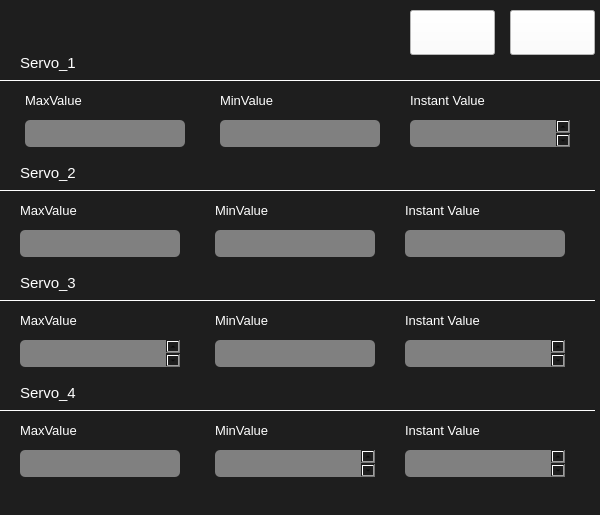
Above: UI/settings.ui from Dogukan777/FlightController-App before the change. Below: the same form after it.
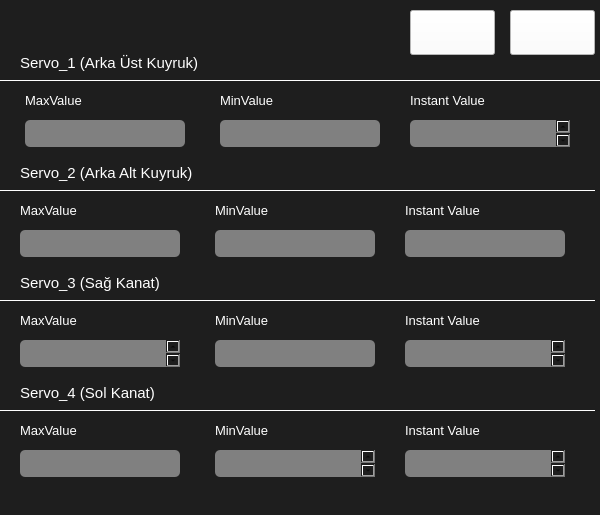
That is the form after the change.

Commit message: Servo settings was updated

What changed in the file:
```diff
--- a/UI/settings.ui
+++ b/UI/settings.ui
@@ -37,7 +37,7 @@
     <rect>
      <x>20</x>
      <y>45</y>
-     <width>100</width>
+     <width>250</width>
      <height>35</height>
     </rect>
    </property>
@@ -50,7 +50,7 @@
     <string notr="true">color:white</string>
    </property>
    <property name="text">
-    <string>Servo_1</string>
+    <string>Servo_1 (Arka Üst Kuyruk)</string>
    </property>
   </widget>
   <widget class="QTextEdit" name="servo1_max">
@@ -249,7 +249,7 @@
     <rect>
      <x>20</x>
      <y>155</y>
-     <width>100</width>
+     <width>250</width>
      <height>35</height>
     </rect>
    </property>
@@ -262,7 +262,7 @@
     <string notr="true">color:white</string>
    </property>
    <property name="text">
-    <string>Servo_2</string>
+    <string>Servo_2 (Arka Alt Kuyruk)</string>
    </property>
   </widget>
   <widget class="QLabel" name="label_9">
@@ -439,7 +439,7 @@
     <rect>
      <x>20</x>
      <y>265</y>
-     <width>100</width>
+     <width>250</width>
      <height>35</height>
     </rect>
    </property>
@@ -452,7 +452,7 @@
     <string notr="true">color:white</string>
    </property>
    <property name="text">
-    <string>Servo_3</string>
+    <string>Servo_3 (Sağ Kanat)</string>
    </property>
   </widget>
   <widget class="QLabel" name="label_12">
@@ -631,7 +631,7 @@
     <rect>
      <x>20</x>
      <y>375</y>
-     <width>100</width>
+     <width>250</width>
      <height>35</height>
     </rect>
    </property>
@@ -644,7 +644,7 @@
     <string notr="true">color:white</string>
    </property>
    <property name="text">
-    <string>Servo_4</string>
+    <string>Servo_4 (Sol Kanat)</string>
    </property>
   </widget>
   <widget class="QLabel" name="label_15">
```
